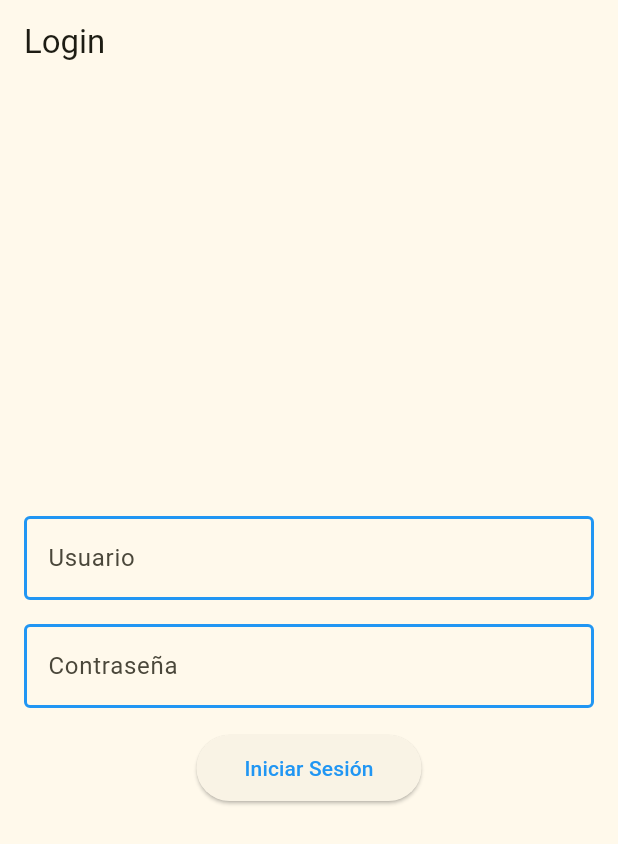
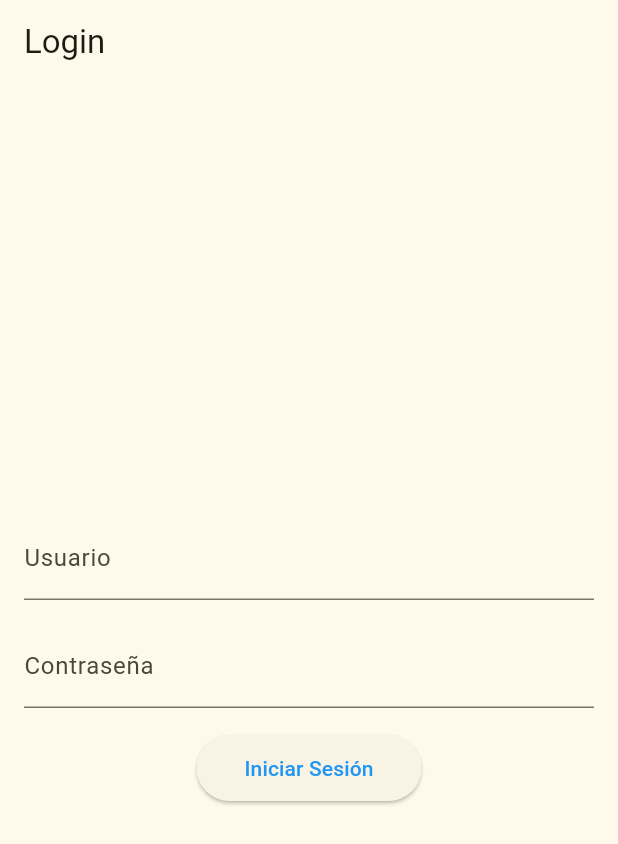
Before and after one commit to patrick-1234567/psiemens-flutter001, a Flutter app: the screen it shows after launch, on a phone screen of 412 x 824 dp. Shown: the top 844 px of the screen. Run offline on Flutter 3.47's test engine with Material 3 defaults, Android fonts, the light colour scheme and no system bars.

Commit message:
correciones
la tarea que se agrega ya se visualiza
se ve la fecha al editar
formulario con el formato correcto
boton volver atras agregado a sports card screen
pantalla contador solo con ejercicios relacionados

```diff
--- a/lib/api/service/task_service.dart
+++ b/lib/api/service/task_service.dart
@@ -1,3 +1,5 @@
+
+
 import '../../data/task_repository.dart';
 import '../../domain/task.dart';
 
--- a/lib/components/card.dart
+++ b/lib/components/card.dart
@@ -7,12 +7,12 @@ class CustomCard extends StatelessWidget {
   final Color backgroundColor;
 
   const CustomCard({
-    Key? key,
+    super.key,
     required this.child,
     this.margin = const EdgeInsets.all(8.0),
     this.borderRadius = const BorderRadius.all(Radius.circular(10)),
     this.backgroundColor = Colors.white,
-  }) : super(key: key);
+  });
 
   @override
   Widget build(BuildContext context) {
--- a/lib/helpers/task_card_helper.dart
+++ b/lib/helpers/task_card_helper.dart
@@ -86,7 +86,7 @@ class TaskCardHelper {
 
             // Fecha límite
             CommonWidgetsHelper.buildBoldFooter(
-              '${AppConstants.FECHA_LIMITE}${task.deadline.toLocal()}',
+              '${AppConstants.FECHA_LIMITE}${task.deadline!.day}/${task.deadline!.month}/${task.deadline!.year}',
             ),
           ],
         ),
--- a/lib/views/login_screen.dart
+++ b/lib/views/login_screen.dart
@@ -1,9 +1,18 @@
 import 'package:flutter/material.dart';
 import 'welcome_screen.dart';
 
-class LoginScreen extends StatelessWidget {
+class LoginScreen extends StatefulWidget {
+  @override
+  _LoginScreenState createState() => _LoginScreenState();
+}
+
+class _LoginScreenState extends State<LoginScreen> {
   final TextEditingController usernameController = TextEditingController();
   final TextEditingController passwordController = TextEditingController();
+  final GlobalKey<FormState> _formKey = GlobalKey<FormState>();
+
+  String? usernameError;
+  String? passwordError;
 
   @override
   Widget build(BuildContext context) {
@@ -14,55 +23,51 @@ class LoginScreen extends StatelessWidget {
       body: Padding(
         padding: const EdgeInsets.all(16.0),
         child: Form(
+          key: _formKey,
           child: Column(
             mainAxisAlignment: MainAxisAlignment.center,
             children: [
+              // Campo de usuario
               TextFormField(
                 controller: usernameController,
-                decoration: const InputDecoration(
+                decoration: InputDecoration(
                   labelText: 'Usuario',
-                  enabledBorder: OutlineInputBorder(
-                    borderSide: BorderSide(color: Colors.blue, width: 2),
-                  ),
-                  focusedBorder: OutlineInputBorder(
-                    borderSide: BorderSide(color: Colors.blue, width: 2),
-                  ),
+                  errorText: usernameError, // Muestra el mensaje de error
                 ),
               ),
               const SizedBox(height: 16),
+
+              // Campo de contraseña
               TextFormField(
                 controller: passwordController,
-                decoration: const InputDecoration(
+                decoration: InputDecoration(
                   labelText: 'Contraseña',
-                  enabledBorder: OutlineInputBorder(
-                    borderSide: BorderSide(color: Colors.blue, width: 2),
-                  ),
-                  focusedBorder: OutlineInputBorder(
-                    borderSide: BorderSide(color: Colors.blue, width: 2),
-                  ),
-
+                  errorText: passwordError, // Muestra el mensaje de error
                 ),
                 obscureText: true,
               ),
               const SizedBox(height: 16),
+
+              // Botón de inicio de sesión
               ElevatedButton(
                 onPressed: () {
-                  // Simula un login exitoso
-                  final username = usernameController.text.trim();
-                  final password = passwordController.text.trim();
+                  setState(() {
+                    usernameError = usernameController.text.isEmpty
+                        ? 'Por favor, ingresa tu usuario'
+                        : null;
+                    passwordError = passwordController.text.isEmpty
+                        ? 'Por favor, ingresa tu contraseña'
+                        : null;
 
-                  if (username.isNotEmpty && password.isNotEmpty) {
+                    if (usernameError == null && passwordError == null) {
                       Navigator.pushReplacement(
                         context,
                         MaterialPageRoute(
                           builder: (context) => const WelcomeScreen(),
                         ),
                       );
-                  } else {
-                    ScaffoldMessenger.of(context).showSnackBar(
-                      const SnackBar(content: Text('Por favor, ingresa tus credenciales')),
-                    );
                     }
+                  });
                 },
                 style: ElevatedButton.styleFrom(
                   foregroundColor: Colors.blue, // Cambia el color del texto
```
Also changed, not shown: lib/anlysis_options.yaml (added, +7 -0 lines), lib/main.dart (+3 -32 lines), lib/views/sports_card_screen.dart (+11 -2 lines), lib/views/task_screen.dart (+26 -16 lines), lib/views/welcome_screen.dart (+11 -0 lines). Lines whose indentation alone changed are shown as unchanged.
